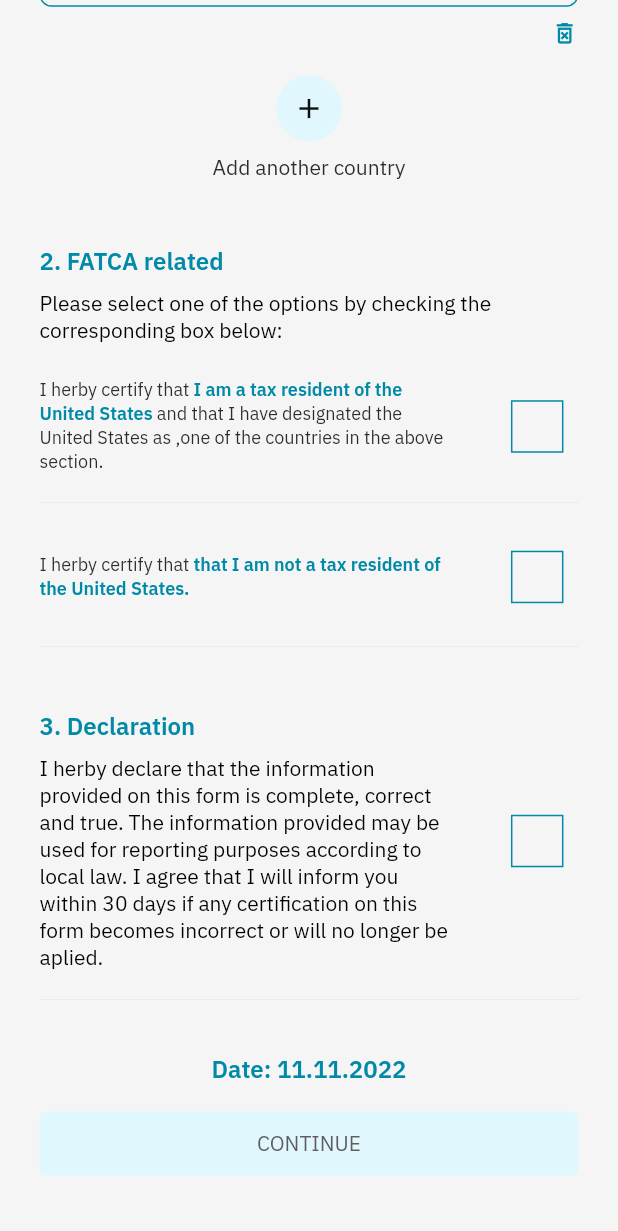
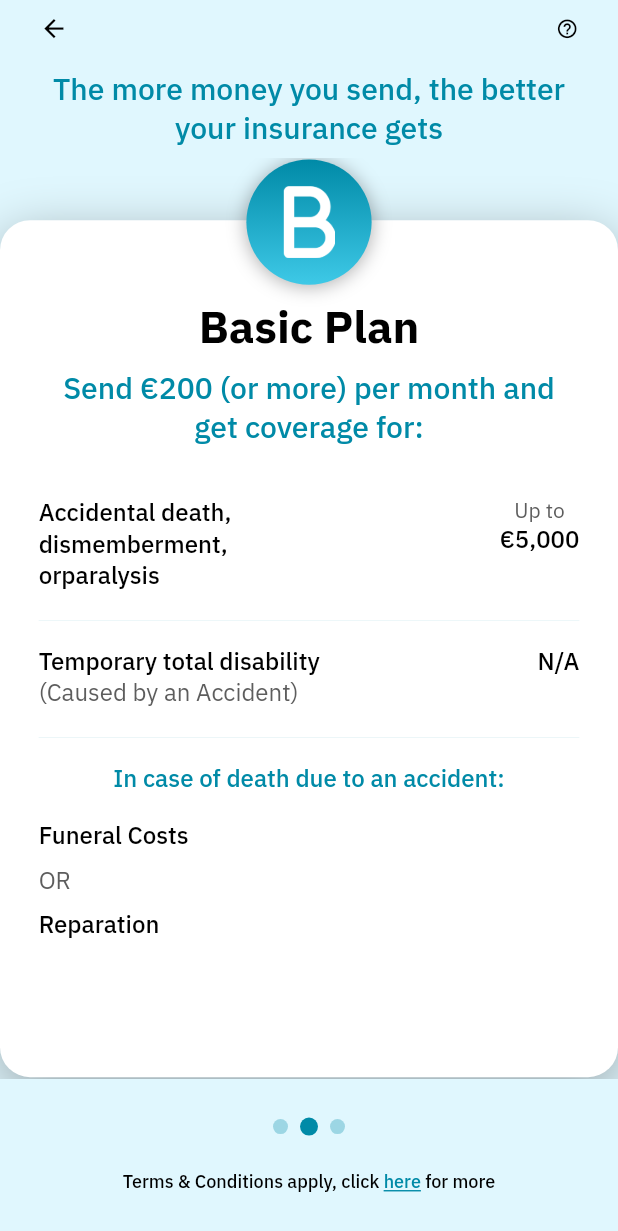
Before and after one commit to kwaku-pistis/genio_pay_test, a Flutter app: the screen it shows after launch, scrolled down 356 dp, after a tap on "CONTINUE", on a phone screen of 412 x 824 dp. Shown: the top 1231 px of the screen. Run offline on Flutter 3.47's test engine with Material 2 defaults, Android fonts, the phone set to English and light mode, and no system bars; drawn by our look-alikes of getwidget, page_view_indicators; missing offline and left inert: country_pickers.

Commit message:
add basic plan screen

```diff
--- /dev/null
+++ b/lib/screens/basic_plan.dart
@@ -0,0 +1,408 @@
+import 'package:flutter/gestures.dart';
+import 'package:flutter/material.dart';
+import 'package:genio_pay_test/styles/color.dart';
+import 'package:genio_pay_test/utils/app_text_styles.dart';
+import 'package:genio_pay_test/utils/dimensions.dart';
+import 'package:genio_pay_test/widgets/app_bar.dart';
+import 'package:page_view_indicators/circle_page_indicator.dart';
+
+class BasicPlan extends StatefulWidget {
+  const BasicPlan({super.key});
+
+  @override
+  State<BasicPlan> createState() => _BasicPlanState();
+}
+
+class _BasicPlanState extends State<BasicPlan> {
+  final _items = [
+    AppColors.lightBlue.withOpacity(0.3),
+    AppColors.lightBlue,
+    AppColors.lightBlue.withOpacity(0.3),
+  ];
+  final _pageController = PageController();
+  final _currentPageNotifier = ValueNotifier<int>(1);
+
+  @override
+  Widget build(BuildContext context) {
+    return Scaffold(
+      body: SafeArea(
+        child: Container(
+          width: MediaQuery.of(context).size.width,
+          height: MediaQuery.of(context).size.height,
+          decoration: const BoxDecoration(
+            gradient: LinearGradient(
+              begin: Alignment.center,
+              end: Alignment.center,
+              colors: [
+                AppColors.lightBlue,
+                Color(0xFFE0F7FE),
+              ],
+            ),
+          ),
+          child: Column(
+            children: [
+              Container(
+                margin: EdgeInsets.only(
+                  left: Dimensions.getProportionateScreenWidth(24),
+                  right: Dimensions.getProportionateScreenWidth(24),
+                  top: Dimensions.getProportionateScreenWidth(8),
+                ),
+                child: const CustomAppBar(),
+              ),
+              SizedBox(
+                height: Dimensions.getProportionateScreenHeight(15),
+              ),
+              Container(
+                margin: EdgeInsets.symmetric(
+                  horizontal: Dimensions.getProportionateScreenHeight(24),
+                ),
+                child: Text(
+                  'The more money you send, the better your insurance gets',
+                  style: AppTextStyles.bodyText(
+                    AppColors.lightBlue,
+                    20,
+                    FontWeight.w500,
+                  ),
+                  textAlign: TextAlign.center,
+                ),
+              ),
+              SizedBox(
+                height: Dimensions.getProportionateScreenHeight(7),
+              ),
+              SizedBox(
+                height: Dimensions.getProportionateScreenHeight(572),
+                child: PageView.builder(
+                  itemCount: _items.length,
+                  controller: _pageController,
+                  itemBuilder: (BuildContext context, int index) {
+                    return _pages();
+                  },
+                  onPageChanged: (int index) {
+                    _currentPageNotifier.value = index;
+                  },
+                ),
+              ),
+              SizedBox(
+                height: Dimensions.getProportionateScreenHeight(16),
+              ),
+              Expanded(
+                child: ListView(
+                  children: <Widget>[
+                    _buildCircleIndicator7(),
+                  ]
+                      .map(
+                        (item) => Padding(
+                          padding: EdgeInsets.all(
+                            Dimensions.getProportionateScreenWidth(8),
+                          ),
+                          child: item,
+                        ),
+                      )
+                      .toList(),
+                ),
+              ),
+              Expanded(
+                child: RichText(
+                  text: TextSpan(
+                    text: 'Terms & Conditions apply, click ',
+                    style: AppTextStyles.bodyText(
+                      Colors.black,
+                      12,
+                      FontWeight.w500,
+                    ),
+                    children: [
+                      TextSpan(
+                        text: 'here',
+                        style: AppTextStyles.bodyText(
+                          AppColors.lightBlue,
+                          12,
+                          FontWeight.w500,
+                        ).copyWith(
+                          decoration: TextDecoration.underline,
+                        ),
+                        recognizer: TapGestureRecognizer()
+                          ..onTap = () => {
+                                debugPrint('You clicked on this link'),
+                              },
+                      ),
+                      const TextSpan(
+                        text: ' for more',
+                      ),
+                    ],
+                  ),
+                ),
+              ),
+            ],
+          ),
+        ),
+      ),
+    );
+  }
+
+  _pages() {
+    return SizedBox(
+      height: Dimensions.getProportionateScreenHeight(572),
+      child: Stack(
+        children: [
+          Positioned(
+            bottom: 1,
+            child: Container(
+              width: MediaQuery.of(context).size.width,
+              height: Dimensions.getProportionateScreenHeight(532.46),
+              decoration: BoxDecoration(
+                color: Colors.white,
+                borderRadius: const BorderRadius.all(Radius.circular(20)),
+                boxShadow: [
+                  BoxShadow(
+                    color: AppColors.gray_2.withOpacity(0.4),
+                    offset: const Offset(0, 10),
+                    blurRadius: 30,
+                  ),
+                ],
+              ),
+              padding: EdgeInsets.symmetric(
+                horizontal: Dimensions.getProportionateScreenHeight(24),
+              ),
+              child: _details(),
+            ),
+          ),
+          Positioned(
+            top: 1,
+            left: 0,
+            right: 0,
+            child: Container(
+              width: Dimensions.getProportionateScreenWidth(76),
+              height: Dimensions.getProportionateScreenWidth(76),
+              decoration: BoxDecoration(
+                shape: BoxShape.circle,
+                gradient: const LinearGradient(
+                  begin: Alignment.bottomCenter,
+                  end: Alignment.topCenter,
+                  colors: [
+                    Color(0xFF3EC9E7),
+                    AppColors.lightBlue,
+                  ],
+                ),
+                boxShadow: [
+                  BoxShadow(
+                    color: AppColors.gray_2.withOpacity(0.4),
+                    blurRadius: 10,
+                    offset: const Offset(0, 1),
+                  ),
+                ],
+              ),
+              padding: EdgeInsets.all(
+                Dimensions.getProportionateScreenWidth(16),
+              ),
+              child: Image.asset(
+                'assets/images/vector.png',
+                width: Dimensions.getProportionateScreenWidth(31.25),
+                height: Dimensions.getProportionateScreenHeight(43.75),
+                fit: BoxFit.contain,
+              ),
+            ),
+          ),
+        ],
+      ),
+    );
+  }
+
+  Widget _details() {
+    return Column(
+      children: [
+        SizedBox(
+          height: Dimensions.getProportionateScreenHeight(47.46),
+        ),
+        Text(
+          'Basic Plan',
+          style: AppTextStyles.bodyText(
+            Colors.black,
+            30,
+            FontWeight.w700,
+          ),
+        ),
+        SizedBox(
+          height: Dimensions.getProportionateScreenHeight(8),
+        ),
+        Text(
+          'Send €200 (or more) per month and get coverage for:',
+          style: AppTextStyles.bodyText(
+            AppColors.lightBlue,
+            20,
+            FontWeight.w500,
+          ),
+          textAlign: TextAlign.center,
+        ),
+        SizedBox(
+          height: Dimensions.getProportionateScreenHeight(32),
+        ),
+        _rowTexts(
+          'Accidental death, dismemberment, orparalysis',
+          'Up to',
+          '',
+          '€5,000',
+          false,
+          true,
+          true,
+        ),
+        SizedBox(
+          height: Dimensions.getProportionateScreenHeight(16),
+        ),
+        _rowTexts(
+          'Temporary total disability',
+          '',
+          '(Caused by an Accident)',
+          'N/A',
+          true,
+          false,
+          true,
+        ),
+        SizedBox(
+          height: Dimensions.getProportionateScreenHeight(16),
+        ),
+        Text(
+          'In case of death due to an accident:',
+          style: AppTextStyles.bodyText(
+            AppColors.lightBlue,
+            16,
+            FontWeight.w500,
+          ),
+        ),
+        SizedBox(
+          height: Dimensions.getProportionateScreenHeight(16),
+        ),
+        _rowTexts(
+          'Funeral Costs',
+          'N/A',
+          '',
+          '',
+          false,
+          false,
+          false,
+        ),
+        SizedBox(
+          height: Dimensions.getProportionateScreenHeight(8),
+        ),
+        SizedBox(
+          width: MediaQuery.of(context).size.width,
+          child: Text(
+            'OR',
+            style: AppTextStyles.bodyText(
+              const Color(0xFF5D5D5D),
+              16,
+              FontWeight.w300,
+            ),
+            textAlign: TextAlign.left,
+          ),
+        ),
+        SizedBox(
+          height: Dimensions.getProportionateScreenHeight(8),
+        ),
+        _rowTexts(
+          'Reparation',
+          'N/A',
+          '',
+          '',
+          false,
+          false,
+          false,
+        ),
+      ],
+    );
+  }
+
+  Widget _rowTexts(
+    String topLeftText,
+    String topRightText,
+    String bottomLeftText,
+    String bottomRightText,
+    bool showBottomLeft,
+    bool showTopRight,
+    bool showLine,
+  ) {
+    return Column(
+      children: [
+        Row(
+          mainAxisAlignment: MainAxisAlignment.spaceBetween,
+          crossAxisAlignment: CrossAxisAlignment.start,
+          children: [
+            SizedBox(
+              width: Dimensions.getProportionateScreenWidth(173),
+              child: Column(
+                crossAxisAlignment: CrossAxisAlignment.start,
+                children: [
+                  Text(
+                    topLeftText,
+                    style: AppTextStyles.bodyText(
+                      Colors.black,
+                      16,
+                      FontWeight.w500,
+                    ),
+                  ),
+                  showBottomLeft
+                      ? Text(
+                          bottomLeftText,
+                          style: AppTextStyles.bodyText(
+                            const Color(0xFF5D5D5D),
+                            16,
+                            FontWeight.w300,
+                          ),
+                        )
+                      : Container(),
+                ],
+              ),
+            ),
+            Column(
+              mainAxisAlignment: MainAxisAlignment.end,
+              children: [
+                showTopRight
+                    ? Text(
+                        topRightText,
+                        style: AppTextStyles.bodyText(
+                          const Color(0xFF5D5D5D),
+                          14,
+                          FontWeight.w300,
+                        ),
+                        textAlign: TextAlign.end,
+                      )
+                    : Container(),
+                Text(
+                  bottomRightText,
+                  style: AppTextStyles.bodyText(
+                    Colors.black,
+                    16,
+                    FontWeight.w500,
+                  ),
+                  textAlign: TextAlign.end,
+                ),
+              ],
+            ),
+          ],
+        ),
+        showLine
+            ? SizedBox(
+                height: Dimensions.getProportionateScreenHeight(17.5),
+              )
+            : Container(),
+        showLine
+            ? Container(
+                width: MediaQuery.of(context).size.width,
+                height: 0.05,
+                color: AppColors.lightBlue,
+              )
+            : Container(),
+      ],
+    );
+  }
+
+  _buildCircleIndicator7() {
+    return CirclePageIndicator(
+      size: 10.0,
+      selectedSize: 12.0,
+      itemCount: _items.length,
+      currentPageNotifier: _currentPageNotifier,
+      dotColor: AppColors.lightBlue.withOpacity(0.3),
+      selectedDotColor: AppColors.lightBlue,
+    );
+  }
+}
--- a/lib/screens/registration.dart
+++ b/lib/screens/registration.dart
@@ -1,4 +1,5 @@
 import 'package:flutter/material.dart';
+import 'package:genio_pay_test/screens/basic_plan.dart';
 import 'package:genio_pay_test/styles/color.dart';
 import 'package:genio_pay_test/utils/app_text_styles.dart';
 import 'package:genio_pay_test/utils/dimensions.dart';
@@ -169,6 +170,13 @@ class _RegistrationState extends State<Registration> {
                 ),
                 CustomButton(
                   backgroundColor: AppColors.ellipse,
+                  onPressed: () {
+                    Navigator.of(context).push(
+                      MaterialPageRoute(
+                        builder: (_) => const BasicPlan(),
+                      ),
+                    );
+                  },
                   child: Text(
                     'CONTINUE',
                     style: AppTextStyles.bodyText(
--- a/lib/widgets/custom_button.dart
+++ b/lib/widgets/custom_button.dart
@@ -4,11 +4,13 @@ import 'package:genio_pay_test/utils/dimensions.dart';
 class CustomButton extends StatelessWidget {
   final Widget child;
   final Color backgroundColor;
+  final Function() onPressed;
 
   const CustomButton({
     super.key,
     required this.child,
     required this.backgroundColor,
+    required this.onPressed,
   });
 
   @override
@@ -17,7 +19,7 @@ class CustomButton extends StatelessWidget {
       width: MediaQuery.of(context).size.width,
       height: Dimensions.getProportionateScreenHeight(40),
       child: ElevatedButton(
-        onPressed: () {},
+        onPressed: onPressed,
         style: ButtonStyle(
           backgroundColor: MaterialStateProperty.all(backgroundColor),
           elevation: MaterialStateProperty.all(0),
--- a/pubspec.yaml
+++ b/pubspec.yaml
@@ -30,6 +30,7 @@ dependencies:
   cupertino_icons: ^1.0.2
   country_pickers: ^2.0.0
   getwidget: ^3.0.1
+  page_view_indicators: ^2.0.0
 
 dev_dependencies:
   flutter_test:
@@ -54,9 +55,8 @@ flutter:
   uses-material-design: true
 
   # To add assets to your application, add an assets section, like this:
-  # assets:
-  #   - images/a_dot_burr.jpeg
-  #   - images/a_dot_ham.jpeg
+  assets:
+    - assets/images/vector.png
 
   # An image asset can refer to one or more resolution-specific "variants", see
   # https://flutter.dev/assets-and-images/#resolution-aware
```
Also changed, not shown: assets/images/vector.png (added), pubspec.lock.
